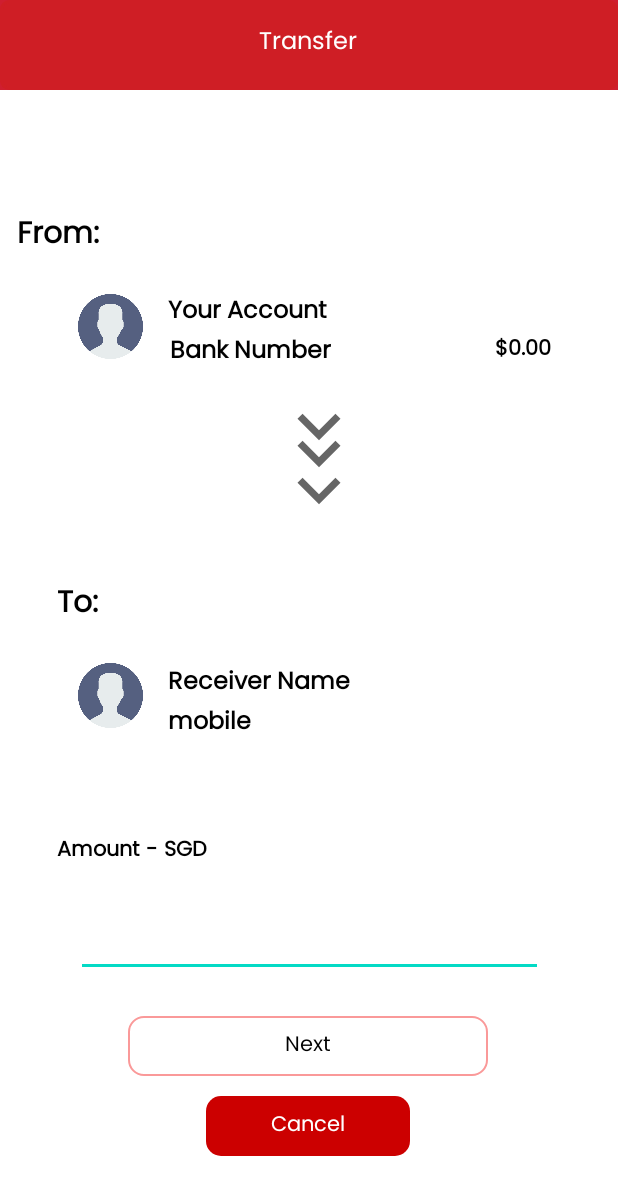
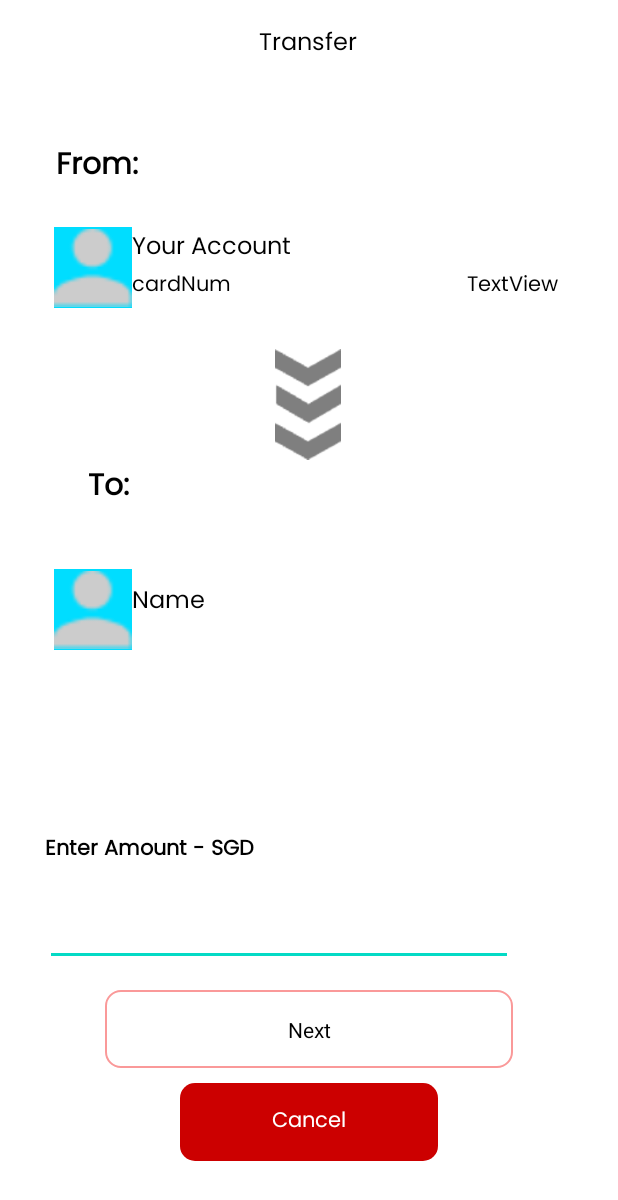
Before and after one commit to YC-Chow/PFD_OCBC, an Android app: the layout activity_amount_confirmation.xml on its own in the app's theme, with its tools: preview values and no code run, on a phone screen of 412 x 824 dp. Shown: the top 1200 px of the screen. Run offline under Robolectric (Android 15) with nearby library versions, the phone set to English and light mode, and no system bars.

Commit message:
Update activity_amount_confirmation.xml

```diff
--- a/app/src/main/res/layout/activity_amount_confirmation.xml
+++ b/app/src/main/res/layout/activity_amount_confirmation.xml
@@ -6,278 +6,218 @@
     android:layout_height="match_parent"
     tools:context=".AmountConfirmationActivity">
 
-    <ImageView
-        android:id="@+id/imageView11"
-        android:layout_width="65dp"
-        android:layout_height="57dp"
-        app:layout_constraintBottom_toTopOf="@+id/toHeader"
-        app:layout_constraintEnd_toEndOf="parent"
-        app:layout_constraintHorizontal_bias="0.52"
-        app:layout_constraintStart_toStartOf="parent"
-        app:layout_constraintTop_toBottomOf="@+id/senderAccNum"
-        app:layout_constraintVertical_bias="0.615"
-        app:srcCompat="@drawable/arrow_down" />
+    <TextView
+        android:id="@+id/textView5"
+        android:layout_width="wrap_content"
+        android:layout_height="wrap_content"
+        android:layout_marginTop="16dp"
+        android:fontFamily="@font/poppins"
+        android:text="Transfer"
+        android:textColor="#000"
+        android:textSize="16sp"
+        app:layout_constraintHorizontal_bias="0.498"
+        app:layout_constraintLeft_toLeftOf="parent"
+        app:layout_constraintRight_toRightOf="parent"
+        app:layout_constraintTop_toTopOf="parent" />
+
+    <TextView
+        android:id="@+id/textView9"
+        android:layout_width="wrap_content"
+        android:layout_height="wrap_content"
+        android:layout_marginTop="52dp"
+        android:fontFamily="@font/poppins"
+        android:text="From:"
+        android:textColor="#000"
+        android:textSize="20sp"
+        android:textStyle="bold"
+        app:layout_constraintHorizontal_bias="0.104"
+        app:layout_constraintLeft_toLeftOf="parent"
+        app:layout_constraintRight_toRightOf="parent"
+        app:layout_constraintTop_toBottomOf="@id/textView5" />
 
     <ImageView
-        android:id="@+id/imageView10"
-        android:layout_width="65dp"
-        android:layout_height="57dp"
-        app:layout_constraintBottom_toTopOf="@+id/toHeader"
-        app:layout_constraintEnd_toEndOf="parent"
-        app:layout_constraintHorizontal_bias="0.52"
+        android:id="@+id/senderProf"
+        android:layout_width="52dp"
+        android:layout_height="54dp"
+        android:layout_marginStart="36dp"
+        android:background="@android:color/holo_blue_bright"
+        app:layout_constraintBottom_toTopOf="@+id/imageView20"
         app:layout_constraintStart_toStartOf="parent"
-        app:layout_constraintTop_toBottomOf="@+id/senderAccNum"
-        app:layout_constraintVertical_bias="0.315"
-        app:srcCompat="@drawable/arrow_down" />
+        app:layout_constraintTop_toBottomOf="@+id/textView9"
+        app:layout_constraintVertical_bias="0.48"
+        app:srcCompat="@drawable/navbarprofile" />
 
     <TextView
-        android:id="@+id/receiverMobileNum"
+        android:id="@+id/textView10"
+        android:layout_width="0dp"
+        android:layout_height="wrap_content"
+        android:layout_marginTop="24dp"
+        android:fontFamily="@font/poppins"
+        android:text="Your Account"
+        android:textColor="#000"
+        android:textSize="16sp"
+        app:layout_constraintHorizontal_bias="0.0"
+        app:layout_constraintLeft_toRightOf="@id/senderProf"
+        app:layout_constraintRight_toRightOf="parent"
+        app:layout_constraintTop_toBottomOf="@+id/textView9" />
+
+    <TextView
+        android:id="@+id/senderCardNo"
         android:layout_width="wrap_content"
         android:layout_height="wrap_content"
         android:fontFamily="@font/poppins"
-        android:text="mobile"
-        android:textColor="#000000"
-        android:textSize="16sp"
-        android:textStyle="bold"
-        app:layout_constraintBottom_toBottomOf="parent"
-        app:layout_constraintEnd_toEndOf="parent"
-        app:layout_constraintHorizontal_bias="0.314"
-        app:layout_constraintStart_toStartOf="parent"
-        app:layout_constraintTop_toBottomOf="@+id/toHeader"
-        app:layout_constraintVertical_bias="0.129" />
+        android:text="cardNum"
+        android:textColor="@color/black"
+        app:layout_constraintBottom_toTopOf="@+id/imageView20"
+        app:layout_constraintHorizontal_bias="0.0"
+        app:layout_constraintLeft_toRightOf="@id/senderProf"
+        app:layout_constraintRight_toLeftOf="@id/senderBal"
+        app:layout_constraintTop_toBottomOf="@id/textView10"
+        app:layout_constraintVertical_bias="0.0" />
 
     <TextView
-        android:id="@+id/receiverName"
-        android:layout_width="wrap_content"
+        android:id="@+id/senderBal"
+        android:layout_width="0dp"
         android:layout_height="wrap_content"
+        android:layout_marginRight="40dp"
         android:fontFamily="@font/poppins"
-        android:text="Receiver Name"
-        android:textColor="#000000"
-        android:textSize="16sp"
-        android:textStyle="bold"
-        app:layout_constraintBottom_toTopOf="@+id/receiverMobileNum"
-        app:layout_constraintEnd_toEndOf="parent"
-        app:layout_constraintHorizontal_bias="0.086"
-        app:layout_constraintStart_toEndOf="@+id/receiverProfile"
-        app:layout_constraintTop_toBottomOf="@+id/senderAccNum"
-        app:layout_constraintVertical_bias="1.0" />
+        android:text="TextView"
+        android:textColor="@color/black"
+        app:layout_constraintBottom_toTopOf="@+id/imageView20"
+        app:layout_constraintRight_toRightOf="parent"
+        app:layout_constraintTop_toBottomOf="@id/textView10"
+        app:layout_constraintVertical_bias="0.0" />
 
     <ImageView
-        android:id="@+id/receiverProfile"
-        android:layout_width="43dp"
-        android:layout_height="47dp"
-        app:layout_constraintBottom_toBottomOf="parent"
+        android:id="@+id/imageView20"
+        android:layout_width="44dp"
+        android:layout_height="78dp"
+        android:layout_marginTop="52dp"
         app:layout_constraintEnd_toEndOf="parent"
-        app:layout_constraintHorizontal_bias="0.141"
+        app:layout_constraintHorizontal_bias="0.498"
         app:layout_constraintStart_toStartOf="parent"
-        app:layout_constraintTop_toBottomOf="@+id/toHeader"
-        app:layout_constraintVertical_bias="0.056"
-        app:srcCompat="@drawable/user" />
+        app:layout_constraintTop_toBottomOf="@+id/textView10"
+        app:srcCompat="@drawable/down_arrow" />
 
     <TextView
-        android:id="@+id/toHeader"
+        android:id="@+id/textView23"
         android:layout_width="wrap_content"
         android:layout_height="wrap_content"
         android:fontFamily="@font/poppins"
         android:text="To:"
-        android:textColor="#000000"
+        android:textColor="@color/black"
         android:textSize="20sp"
         android:textStyle="bold"
-        app:layout_constraintBottom_toBottomOf="parent"
         app:layout_constraintEnd_toEndOf="parent"
-        app:layout_constraintHorizontal_bias="0.099"
+        app:layout_constraintHorizontal_bias="0.152"
         app:layout_constraintStart_toStartOf="parent"
-        app:layout_constraintTop_toBottomOf="@+id/senderProfile"
-        app:layout_constraintVertical_bias="0.264" />
+        app:layout_constraintTop_toBottomOf="@+id/imageView20" />
 
     <ImageView
-        android:id="@+id/imageView2"
-        android:layout_width="match_parent"
-        android:layout_height="60dp"
-        android:background="#CF1E2F"
-        app:layout_constraintBottom_toBottomOf="parent"
-        app:layout_constraintEnd_toEndOf="parent"
-        app:layout_constraintHorizontal_bias="0.0"
+        android:id="@+id/receiverProfile"
+        android:layout_width="52dp"
+        android:layout_height="54dp"
+        android:layout_marginStart="36dp"
+        android:background="@android:color/holo_blue_bright"
+        app:layout_constraintBottom_toTopOf="@+id/textView30"
+        app:layout_constraintRight_toLeftOf="@id/receiverName"
         app:layout_constraintStart_toStartOf="parent"
-        app:layout_constraintTop_toTopOf="parent"
-        app:layout_constraintVertical_bias="0.0"
-        app:srcCompat="@drawable/red_rectangle" />
+        app:layout_constraintTop_toBottomOf="@+id/textView23"
+        app:layout_constraintVertical_bias="0.236"
+        app:srcCompat="@drawable/navbarprofile" />
 
     <TextView
-        android:id="@+id/transferHeader"
+        android:id="@+id/receiverName"
+        android:layout_width="325dp"
+        android:layout_height="26dp"
+        android:fontFamily="@font/poppins"
+        android:text="Name"
+        android:textColor="@color/black"
+        android:textSize="16sp"
+        app:layout_constraintBottom_toTopOf="@+id/textView30"
+        app:layout_constraintHorizontal_bias="0.0"
+        app:layout_constraintLeft_toRightOf="@id/receiverProfile"
+        app:layout_constraintRight_toRightOf="parent"
+        app:layout_constraintTop_toBottomOf="@+id/imageView20"
+        app:layout_constraintVertical_bias="0.362" />
+
+    <TextView
+        android:id="@+id/textView30"
         android:layout_width="wrap_content"
         android:layout_height="wrap_content"
+        android:layout_marginBottom="20dp"
         android:fontFamily="@font/poppins"
-        android:text="Transfer"
-        android:textColor="@android:color/white"
-        android:textSize="16sp"
-        app:layout_constraintBottom_toBottomOf="@+id/imageView2"
+        android:text="Enter Amount - SGD"
+        android:textColor="@color/black"
+        android:textStyle="bold"
+        app:layout_constraintBottom_toTopOf="@+id/enterTransferAmt"
         app:layout_constraintEnd_toEndOf="parent"
-        app:layout_constraintHorizontal_bias="0.498"
-        app:layout_constraintStart_toStartOf="@+id/imageView2"
-        app:layout_constraintTop_toTopOf="parent"
-        app:layout_constraintVertical_bias="0.457" />
+        app:layout_constraintHorizontal_bias="0.111"
+        app:layout_constraintStart_toStartOf="parent" />
 
-    <TextView
-        android:id="@+id/fromHeader"
-        android:layout_width="wrap_content"
+    <EditText
+        android:id="@+id/enterTransferAmt"
+        android:layout_width="0dp"
         android:layout_height="wrap_content"
-        android:fontFamily="@font/poppins"
-        android:text="From:"
-        android:textColor="#000000"
-        android:textSize="20sp"
-        android:textStyle="bold"
-        app:layout_constraintBottom_toTopOf="@+id/senderProfile"
+        android:layout_marginStart="30dp"
+        android:layout_marginEnd="70dp"
+        android:layout_marginBottom="16dp"
+        android:ems="10"
+        android:inputType="number"
+        app:layout_constraintBottom_toTopOf="@+id/nextBtnAmtConfirm"
         app:layout_constraintEnd_toEndOf="parent"
-        app:layout_constraintHorizontal_bias="0.031"
-        app:layout_constraintStart_toStartOf="parent"
-        app:layout_constraintTop_toBottomOf="@+id/imageView2"
-        app:layout_constraintVertical_bias="0.802" />
-
-    <ImageView
-        android:id="@+id/senderProfile"
-        android:layout_width="43dp"
-        android:layout_height="47dp"
-        app:layout_constraintBottom_toBottomOf="parent"
-        app:layout_constraintEnd_toEndOf="parent"
-        app:layout_constraintHorizontal_bias="0.141"
-        app:layout_constraintStart_toStartOf="parent"
-        app:layout_constraintTop_toBottomOf="@+id/imageView2"
-        app:layout_constraintVertical_bias="0.187"
-        app:srcCompat="@drawable/user" />
-
-    <TextView
-        android:id="@+id/profileemail"
-        android:layout_width="wrap_content"
-        android:layout_height="wrap_content"
-        android:fontFamily="@font/poppins"
-        android:text="Your Account"
-        android:textColor="#000000"
-        android:textSize="16sp"
-        android:textStyle="bold"
-        app:layout_constraintBottom_toTopOf="@+id/senderAccNum"
-        app:layout_constraintEnd_toEndOf="parent"
-        app:layout_constraintHorizontal_bias="0.08"
-        app:layout_constraintStart_toEndOf="@+id/senderProfile"
-        app:layout_constraintTop_toBottomOf="@+id/imageView2"
-        app:layout_constraintVertical_bias="1.0" />
-
-    <TextView
-        android:id="@+id/senderAccNum"
-        android:layout_width="wrap_content"
-        android:layout_height="wrap_content"
-        android:fontFamily="@font/poppins"
-        android:text="Bank Number"
-        android:textColor="#000000"
-        android:textSize="16sp"
-        android:textStyle="bold"
-        app:layout_constraintBottom_toBottomOf="parent"
-        app:layout_constraintEnd_toEndOf="parent"
-        app:layout_constraintHorizontal_bias="0.086"
-        app:layout_constraintStart_toEndOf="@+id/senderProfile"
-        app:layout_constraintTop_toBottomOf="@+id/imageView2"
-        app:layout_constraintVertical_bias="0.219" />
-
-    <TextView
-        android:id="@+id/textView13"
-        android:layout_width="wrap_content"
-        android:layout_height="wrap_content"
-        android:fontFamily="@font/poppins"
-        android:text="$0.00"
-        android:textColor="#000000"
-        android:textSize="14sp"
-        android:textStyle="bold"
-        app:layout_constraintBottom_toBottomOf="parent"
-        app:layout_constraintEnd_toEndOf="parent"
-        app:layout_constraintHorizontal_bias="0.708"
-        app:layout_constraintStart_toEndOf="@+id/senderAccNum"
-        app:layout_constraintTop_toBottomOf="@+id/imageView2"
-        app:layout_constraintVertical_bias="0.218" />
+        app:layout_constraintHorizontal_bias="1.0"
+        app:layout_constraintStart_toStartOf="parent" />
 
     <ImageView
         android:id="@+id/nextBtnAmtConfirm"
-        android:layout_width="240dp"
-        android:layout_height="40dp"
-        app:layout_constraintBottom_toBottomOf="parent"
+        android:layout_width="0dp"
+        android:layout_height="52dp"
+        android:layout_marginStart="70dp"
+        android:layout_marginEnd="70dp"
+        android:layout_marginBottom="10dp"
+        app:layout_constraintBottom_toTopOf="@+id/cancelBtnAmtConfirm"
         app:layout_constraintEnd_toEndOf="parent"
-        app:layout_constraintHorizontal_bias="0.497"
         app:layout_constraintStart_toStartOf="parent"
-        app:layout_constraintTop_toBottomOf="@+id/receiverMobileNum"
-        app:layout_constraintVertical_bias="0.631"
         app:srcCompat="@drawable/bordered_button" />
 
     <TextView
-        android:id="@+id/textView11"
+        android:id="@+id/textView33"
         android:layout_width="wrap_content"
         android:layout_height="wrap_content"
-        android:fontFamily="@font/poppins"
         android:text="Next"
-        android:textColor="#000000"
+        android:textColor="@color/black"
+        app:layout_constraintTop_toTopOf="@id/nextBtnAmtConfirm"
         app:layout_constraintBottom_toBottomOf="@id/nextBtnAmtConfirm"
         app:layout_constraintLeft_toLeftOf="@id/nextBtnAmtConfirm"
         app:layout_constraintRight_toRightOf="@id/nextBtnAmtConfirm"
-        app:layout_constraintTop_toTopOf="@id/nextBtnAmtConfirm" />
+        tools:layout_editor_absoluteX="177dp"
+        tools:layout_editor_absoluteY="624dp" />
 
     <ImageView
         android:id="@+id/cancelBtnAmtConfirm"
-        android:layout_width="136dp"
-        android:layout_height="40dp"
+        android:layout_width="0dp"
+        android:layout_height="52dp"
+        android:layout_marginStart="120dp"
+        android:layout_marginEnd="120dp"
+        android:layout_marginBottom="50dp"
         app:layout_constraintBottom_toBottomOf="parent"
         app:layout_constraintEnd_toEndOf="parent"
-        app:layout_constraintHorizontal_bias="0.498"
         app:layout_constraintStart_toStartOf="parent"
-        app:layout_constraintTop_toBottomOf="@+id/nextBtnAmtConfirm"
-        app:layout_constraintVertical_bias="0.2"
         app:srcCompat="@drawable/cancel_button" />
 
     <TextView
-        android:id="@+id/textView14"
+        android:id="@+id/textView34"
         android:layout_width="wrap_content"
         android:layout_height="wrap_content"
-        android:fontFamily="@font/poppins"
         android:text="Cancel"
         android:textColor="@color/white"
+        android:fontFamily="@font/poppins"
+        app:layout_constraintTop_toTopOf="@id/cancelBtnAmtConfirm"
         app:layout_constraintBottom_toBottomOf="@id/cancelBtnAmtConfirm"
         app:layout_constraintLeft_toLeftOf="@id/cancelBtnAmtConfirm"
         app:layout_constraintRight_toRightOf="@id/cancelBtnAmtConfirm"
-        app:layout_constraintTop_toTopOf="@id/cancelBtnAmtConfirm" />
-
-    <ImageView
-        android:id="@+id/imageView7"
-        android:layout_width="65dp"
-        android:layout_height="57dp"
-        app:layout_constraintBottom_toTopOf="@+id/toHeader"
-        app:layout_constraintHorizontal_bias="0.52"
-        app:layout_constraintLeft_toLeftOf="parent"
-        app:layout_constraintRight_toRightOf="parent"
-        app:layout_constraintTop_toTopOf="@id/senderAccNum"
-        app:layout_constraintVertical_bias="0.316"
-        app:srcCompat="@drawable/arrow_down" />
-
-    <TextView
-        android:id="@+id/amountHeader"
-        android:layout_width="wrap_content"
-        android:layout_height="wrap_content"
-        android:fontFamily="@font/poppins"
-        android:text="Amount - SGD"
-        android:textColor="#000000"
-        android:textStyle="bold"
-        app:layout_constraintBottom_toTopOf="@+id/nextBtnAmtConfirm"
-        app:layout_constraintEnd_toEndOf="parent"
-        app:layout_constraintHorizontal_bias="0.122"
-        app:layout_constraintStart_toStartOf="parent"
-        app:layout_constraintTop_toBottomOf="@+id/receiverMobileNum"
-        app:layout_constraintVertical_bias="0.378" />
-
-    <EditText
-        android:id="@+id/senderAmt"
-        android:layout_width="311dp"
-        android:layout_height="wrap_content"
-        android:ems="10"
-        android:inputType="numberDecimal"
-        app:layout_constraintBottom_toTopOf="@+id/nextBtnAmtConfirm"
-        app:layout_constraintEnd_toEndOf="parent"
-        app:layout_constraintStart_toStartOf="parent"
-        app:layout_constraintTop_toBottomOf="@+id/amountHeader" />
+        tools:layout_editor_absoluteX="174dp"
+        tools:layout_editor_absoluteY="694dp" />
 
 </androidx.constraintlayout.widget.ConstraintLayout>
```
